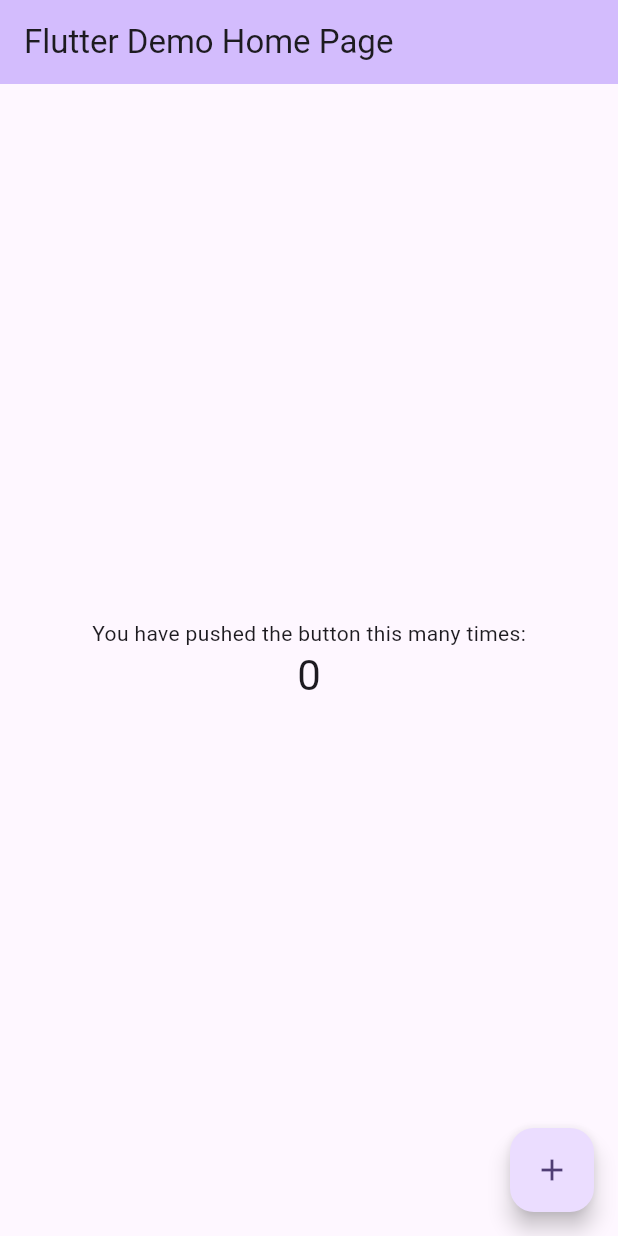
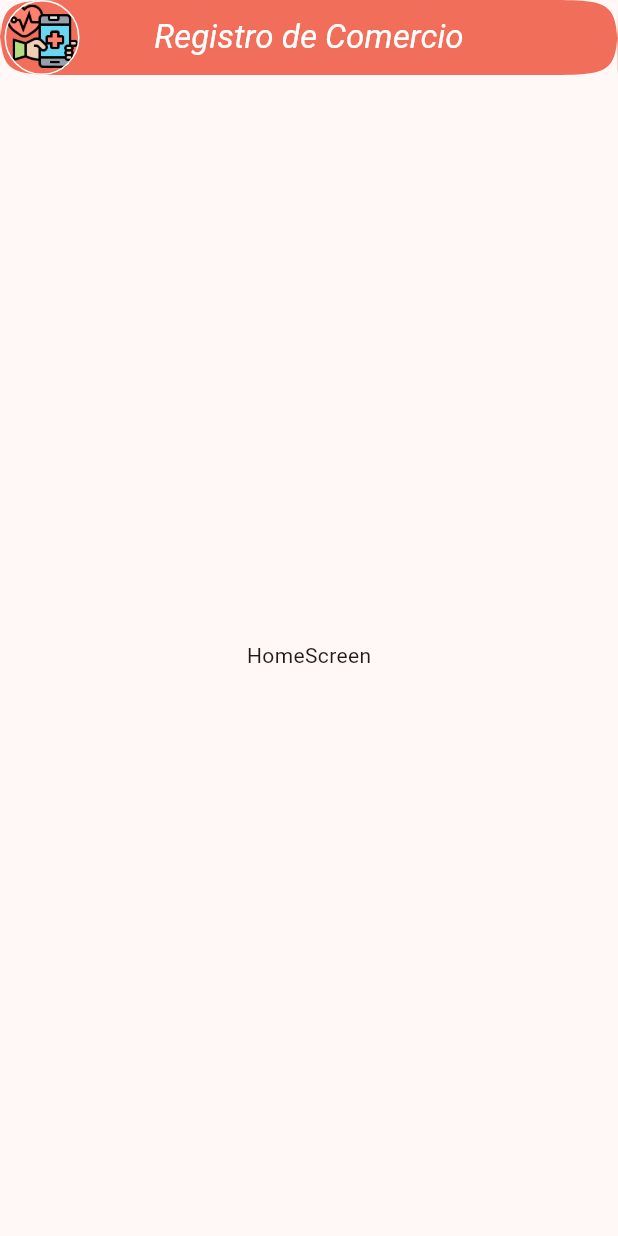
Before and after one commit to agency-cic/prueba-flutter-1, a Flutter app: the screen it shows after launch, on a phone screen of 412 x 824 dp. Run offline on Flutter 3.47's test engine with Material 3 defaults, Android fonts, the phone set to English and light mode, and no system bars.

Commit message:
Definición de la gama de colores de la app y creación del appbar

```diff
--- a/flutter_prueba_1/lib/main.dart
+++ b/flutter_prueba_1/lib/main.dart
@@ -1,4 +1,5 @@
 import 'package:flutter/material.dart';
+import 'package:flutter_prueba_1/screens/home_screen.dart';
 
 void main() {
   runApp(const MyApp());
@@ -28,98 +29,12 @@ class MyApp extends StatelessWidget {
         //
         // This works for code too, not just values: Most code changes can be
         // tested with just a hot reload.
-        colorScheme: ColorScheme.fromSeed(seedColor: Colors.deepPurple),
+
+        colorScheme: ColorScheme.fromSeed(seedColor: const Color.fromARGB(255, 241, 111, 90)),
         useMaterial3: true,
       ),
-      home: const MyHomePage(title: 'Flutter Demo Home Page'),
+      home: const HomeScreen(),
+      debugShowCheckedModeBanner: false,
     );
   }
 }
-
-class MyHomePage extends StatefulWidget {
-  const MyHomePage({super.key, required this.title});
-
-  // This widget is the home page of your application. It is stateful, meaning
-  // that it has a State object (defined below) that contains fields that affect
-  // how it looks.
-
-  // This class is the configuration for the state. It holds the values (in this
-  // case the title) provided by the parent (in this case the App widget) and
-  // used by the build method of the State. Fields in a Widget subclass are
-  // always marked "final".
-
-  final String title;
-
-  @override
-  State<MyHomePage> createState() => _MyHomePageState();
-}
-
-class _MyHomePageState extends State<MyHomePage> {
-  int _counter = 0;
-
-  void _incrementCounter() {
-    setState(() {
-      // This call to setState tells the Flutter framework that something has
-      // changed in this State, which causes it to rerun the build method below
-      // so that the display can reflect the updated values. If we changed
-      // _counter without calling setState(), then the build method would not be
-      // called again, and so nothing would appear to happen.
-      _counter++;
-    });
-  }
-
-  @override
-  Widget build(BuildContext context) {
-    // This method is rerun every time setState is called, for instance as done
-    // by the _incrementCounter method above.
-    //
-    // The Flutter framework has been optimized to make rerunning build methods
-    // fast, so that you can just rebuild anything that needs updating rather
-    // than having to individually change instances of widgets.
-    return Scaffold(
-      appBar: AppBar(
-        // TRY THIS: Try changing the color here to a specific color (to
-        // Colors.amber, perhaps?) and trigger a hot reload to see the AppBar
-        // change color while the other colors stay the same.
-        backgroundColor: Theme.of(context).colorScheme.inversePrimary,
-        // Here we take the value from the MyHomePage object that was created by
-        // the App.build method, and use it to set our appbar title.
-        title: Text(widget.title),
-      ),
-      body: Center(
-        // Center is a layout widget. It takes a single child and positions it
-        // in the middle of the parent.
-        child: Column(
-          // Column is also a layout widget. It takes a list of children and
-          // arranges them vertically. By default, it sizes itself to fit its
-          // children horizontally, and tries to be as tall as its parent.
-          //
-          // Column has various properties to control how it sizes itself and
-          // how it positions its children. Here we use mainAxisAlignment to
-          // center the children vertically; the main axis here is the vertical
-          // axis because Columns are vertical (the cross axis would be
-          // horizontal).
-          //
-          // TRY THIS: Invoke "debug painting" (choose the "Toggle Debug Paint"
-          // action in the IDE, or press "p" in the console), to see the
-          // wireframe for each widget.
-          mainAxisAlignment: MainAxisAlignment.center,
-          children: <Widget>[
-            const Text(
-              'You have pushed the button this many times:',
-            ),
-            Text(
-              '$_counter',
-              style: Theme.of(context).textTheme.headlineMedium,
-            ),
-          ],
-        ),
-      ),
-      floatingActionButton: FloatingActionButton(
-        onPressed: _incrementCounter,
-        tooltip: 'Increment',
-        child: const Icon(Icons.add),
-      ), // This trailing comma makes auto-formatting nicer for build methods.
-    );
-  }
-}
--- /dev/null
+++ b/flutter_prueba_1/lib/screens/home_screen.dart
@@ -0,0 +1,44 @@
+import 'package:flutter/material.dart';
+
+class HomeScreen extends StatelessWidget {
+
+  const HomeScreen({Key? key}) : super(key: key);
+
+  @override
+  Widget build(BuildContext context) {
+    return Scaffold(
+      appBar: AppBar(
+        shape: ContinuousRectangleBorder(borderRadius: BorderRadius.circular(50)),
+        elevation: 0,
+        toolbarHeight: 50,
+        title: const Text('Registro de Comercio', style: TextStyle(color: Colors.white, fontStyle: FontStyle.italic),),
+        centerTitle: true,
+        backgroundColor: const Color.fromARGB(255, 241, 111, 90),
+         leading: Container(
+
+            width: 150, // Ancho del contenedor
+            height: 150, // Altura del contenedor
+            decoration: BoxDecoration(
+              shape: BoxShape.circle, // Establece la forma como círculo
+              border: Border.all(
+                // Agrega un borde al contenedor
+                color: Colors.white, // Color del borde
+                width: 1.0, // Ancho del borde
+              ),
+              //Programación de la imagen del logo
+              image: const DecorationImage(
+                fit: BoxFit
+                    .scaleDown, // Ajusta la imagen para cubrir el contenedor
+                image: AssetImage('assets/healthcare.png'), // Ruta de la imagen
+              ),
+            ),
+          ),
+
+
+      ),
+      body: const Center(
+         child: Text('HomeScreen'),
+      ),
+    );
+  }
+}
--- /dev/null
+++ b/flutter_prueba_1/lib/screens/screens.dart
@@ -0,0 +1 @@
+export 'package:flutter/material.dart';
--- a/flutter_prueba_1/pubspec.yaml
+++ b/flutter_prueba_1/pubspec.yaml
@@ -58,6 +58,9 @@ flutter:
   # the material Icons class.
   uses-material-design: true
 
+  assets:
+  - assets/
+
   # To add assets to your application, add an assets section, like this:
   # assets:
   #   - images/a_dot_burr.jpeg
```
Also changed, not shown: flutter_prueba_1/lib/screens/input_screen.dart (added, +44 -0 lines), flutter_prueba_1/assets/healthcare.png (added).
